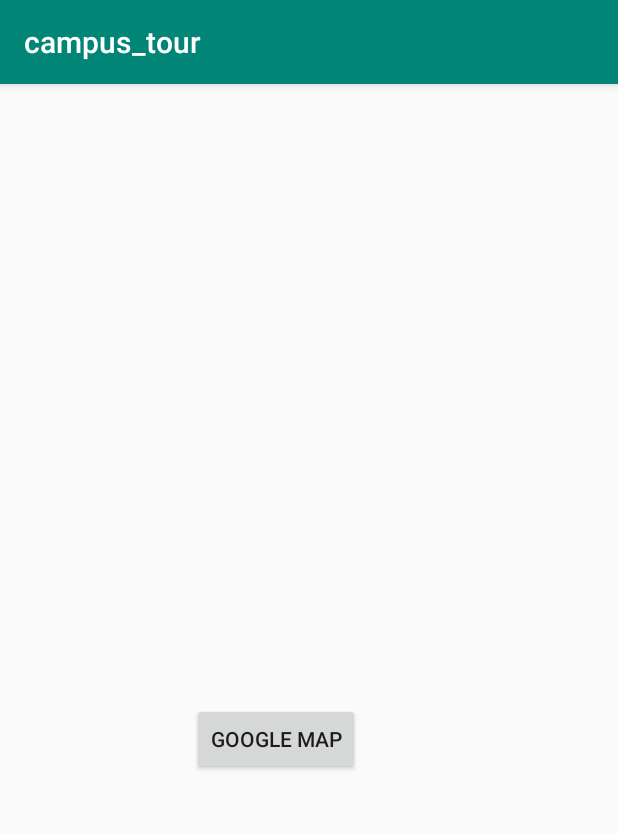
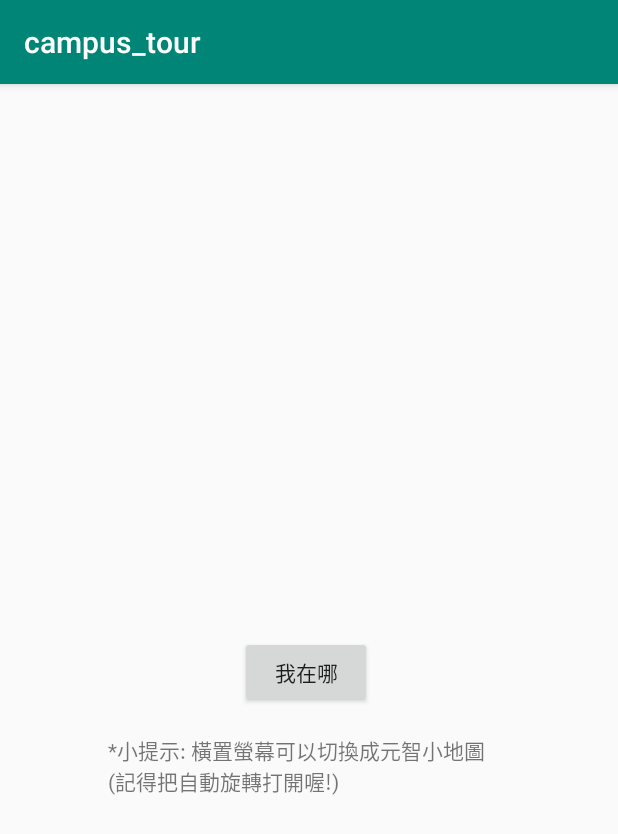
Before and after one commit to karelom/campusGuide, an Android app: the MainActivity screen opened directly, with no data from a screen before it, on a phone screen of 412 x 824 dp. Shown: the top 834 px of the screen. Run offline under Robolectric (Android 15) with nearby library versions, the phone set to English and light mode, and no system bars.

Commit message:
fix gps locate problem(required android 9.0+) add some site description

```diff
--- a/app/build.gradle
+++ b/app/build.gradle
@@ -34,6 +34,7 @@ dependencies {
     androidTestImplementation 'com.android.support.test:runner:1.0.2'
     //androidTestImplementation 'com.android.support.test.espresso:espresso-core:3.0.2'
     androidTestImplementation 'androidx.test.espresso:espresso-core:3.2.0'
+    implementation "com.google.android.gms:play-services-location:17.0.0"
 
     implementation 'com.google.android.gms:play-services-maps:17.0.0'
     androidTestImplementation 'androidx.test.ext:junit:1.1.1'
--- a/app/src/main/res/layout-land/activity_main.xml
+++ b/app/src/main/res/layout-land/activity_main.xml
@@ -20,17 +20,21 @@
         android:id="@+id/button2"
         android:layout_width="61dp"
         android:layout_height="36dp"
-        android:layout_marginStart="321dp"
-        android:layout_marginLeft="321dp"
-        android:layout_marginTop="171dp"
-        android:layout_marginEnd="356dp"
-        android:layout_marginRight="356dp"
-        android:layout_marginBottom="207dp"
+        android:layout_marginStart="324dp"
+        android:layout_marginLeft="324dp"
+        android:layout_marginTop="168dp"
         android:text="@string/button2"
-        app:layout_constraintBottom_toBottomOf="@+id/imageView"
-        app:layout_constraintEnd_toEndOf="@+id/imageView"
-        app:layout_constraintHorizontal_bias="0.0"
         app:layout_constraintStart_toStartOf="@+id/imageView"
-        app:layout_constraintTop_toTopOf="@+id/imageView"
-        app:layout_constraintVertical_bias="1.0" />
+        app:layout_constraintTop_toTopOf="@+id/imageView" />
+
+    <Button
+        android:id="@+id/button4"
+        android:layout_width="82dp"
+        android:layout_height="36dp"
+        android:layout_marginStart="412dp"
+        android:layout_marginLeft="412dp"
+        android:layout_marginTop="132dp"
+        android:text="@string/button4"
+        app:layout_constraintStart_toStartOf="@+id/imageView"
+        app:layout_constraintTop_toTopOf="@+id/imageView" />
 </androidx.constraintlayout.widget.ConstraintLayout>
--- a/app/src/main/res/layout/activity_guide.xml
+++ b/app/src/main/res/layout/activity_guide.xml
@@ -14,13 +14,13 @@
     <TextView
         android:id="@+id/textView"
         android:layout_width="match_parent"
-        android:layout_height="69dp"
+        android:layout_height="111dp"
         android:text="@string/image_content" />
 
     <LinearLayout
         android:layout_width="match_parent"
         android:layout_height="wrap_content"
-        android:gravity="center|center_horizontal"
+        android:gravity="center|center_horizontal|end"
         android:orientation="horizontal">
 
         <Button
--- a/app/src/main/res/layout/activity_main.xml
+++ b/app/src/main/res/layout/activity_main.xml
@@ -10,10 +10,21 @@
         android:id="@+id/button"
         android:layout_width="wrap_content"
         android:layout_height="wrap_content"
-        android:layout_marginStart="128dp"
-        android:layout_marginLeft="128dp"
-        android:layout_marginBottom="307dp"
+        android:layout_marginStart="160dp"
+        android:layout_marginLeft="160dp"
+        android:layout_marginBottom="352dp"
         android:text="@string/button1"
         app:layout_constraintBottom_toBottomOf="parent"
         app:layout_constraintStart_toStartOf="parent" />
+
+    <TextView
+        android:id="@+id/textView2"
+        android:layout_width="264dp"
+        android:layout_height="46dp"
+        android:layout_marginStart="72dp"
+        android:layout_marginLeft="72dp"
+        android:layout_marginBottom="288dp"
+        android:text="@string/textView2"
+        app:layout_constraintBottom_toBottomOf="parent"
+        app:layout_constraintStart_toStartOf="parent" />
 </androidx.constraintlayout.widget.ConstraintLayout>
--- a/app/src/main/res/values/strings.xml
+++ b/app/src/main/res/values/strings.xml
@@ -3,8 +3,12 @@
     <string name="app_name">campus_tour</string>
     <string name="image_YZU">yzu_map</string>
     <string name="image_B3">Building3</string>
-    <string name="button1">Google Map</string>
+    <string name="button1">我在哪</string>
+    <string name="textView2">*小提示: 橫置螢幕可以切換成元智小地圖(記得把自動旋轉打開喔!)</string>
     <string name="button2">三館</string>
+    <string name="button4">哲學之道</string>
     <string name="button3">返回</string>
-    <string name="image_content">I am description of the image.</string>
+    <string name="image_content">Some default writing for image description.</string>
+    <string name="image1_content">  工程學院 - 機械工程</string>
+    <string name="image2_content">  為配合校園景觀的人文化，本校參考日本「京都哲學之道」的理念，在校園內整建一條全程約1公里 長的「元智哲學之道」。哲學之道的起點位於校園南邊，一座2米高的白灰溪石上刻有「哲學之道」4個字，字體墨黑筆勢深沉，象徵人類萬物之靈的價值在於思考 的能力。由此面向中央大道可遠瞻元智雄偉的地標六館，沿著一段連續約200公尺長的林間石板路往北行，左邊一排高樹是南洋杉夾雜著木棉，右邊一排是掌葉蘋 婆樹；由於石板路崎嶇蜿蜒，行走者需低頭注意腳步，邊走可邊靜想，頗得哲學家思考之趣。</string>
 </resources>
```
Also changed, not shown: app/src/main/java/com/example/campus_tour/GuideActivity.java (+25 -5 lines), app/src/main/java/com/example/campus_tour/MainActivity.java (+27 -8 lines), app/src/main/java/com/example/campus_tour/MapsActivity.java (+43 -9 lines).
